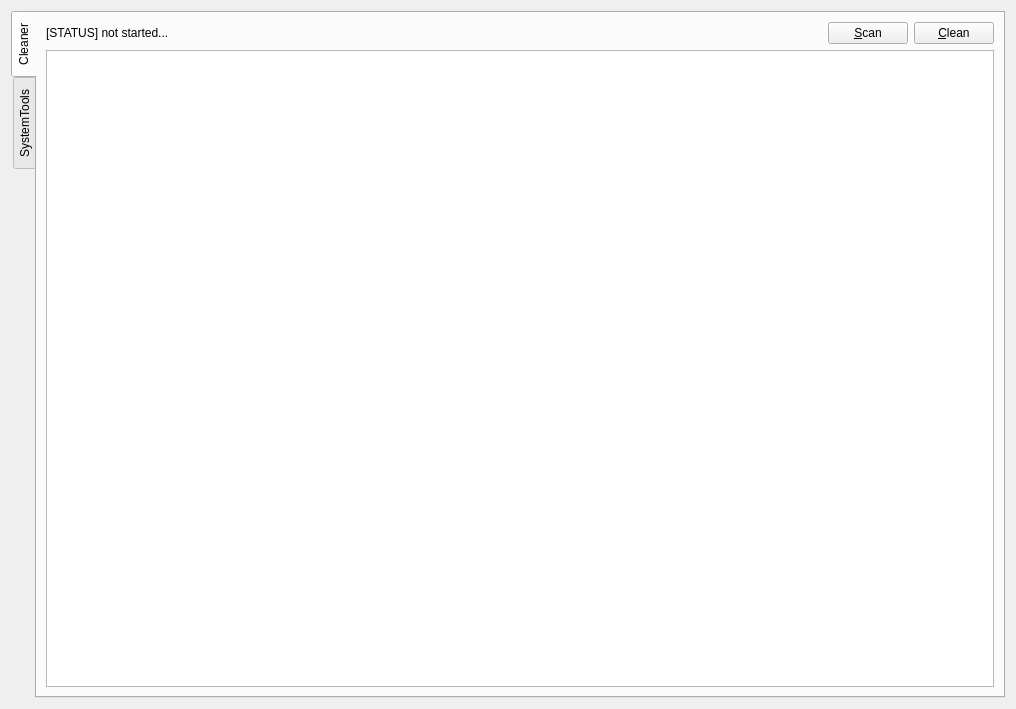
Qt form src/OpenArk/ui/utilities.ui (BlackINT3/OpenArk) before a commit.
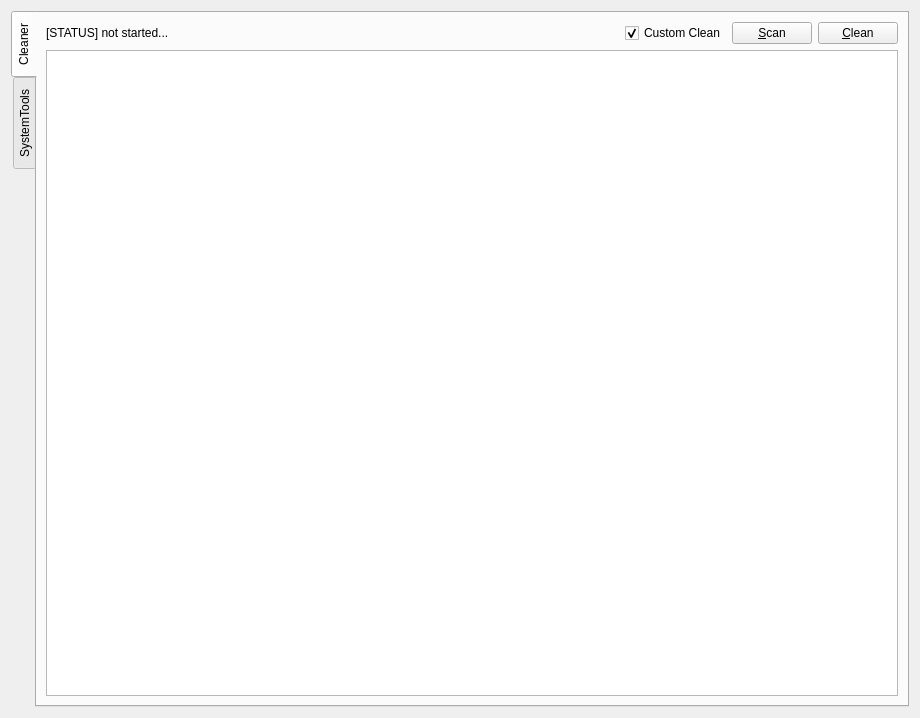
The same form after that commit.

Commit message: add custom clean feature

```diff
--- a/src/OpenArk/ui/utilities.ui
+++ b/src/OpenArk/ui/utilities.ui
@@ -6,8 +6,8 @@
    <rect>
     <x>0</x>
     <y>0</y>
-    <width>1016</width>
-    <height>709</height>
+    <width>920</width>
+    <height>718</height>
    </rect>
   </property>
   <property name="windowTitle">
@@ -67,6 +67,16 @@
            </property>
           </spacer>
          </item>
+         <item>
+          <widget class="QCheckBox" name="custom_scan_check_box">
+           <property name="text">
+            <string>Custom Clean</string>
+           </property>
+           <property name="checked">
+            <bool>true</bool>
+           </property>
+          </widget>
+         </item>
          <item>
           <widget class="QPushButton" name="scanBtn">
            <property name="text">
```
The commit also changes 14 other files.
